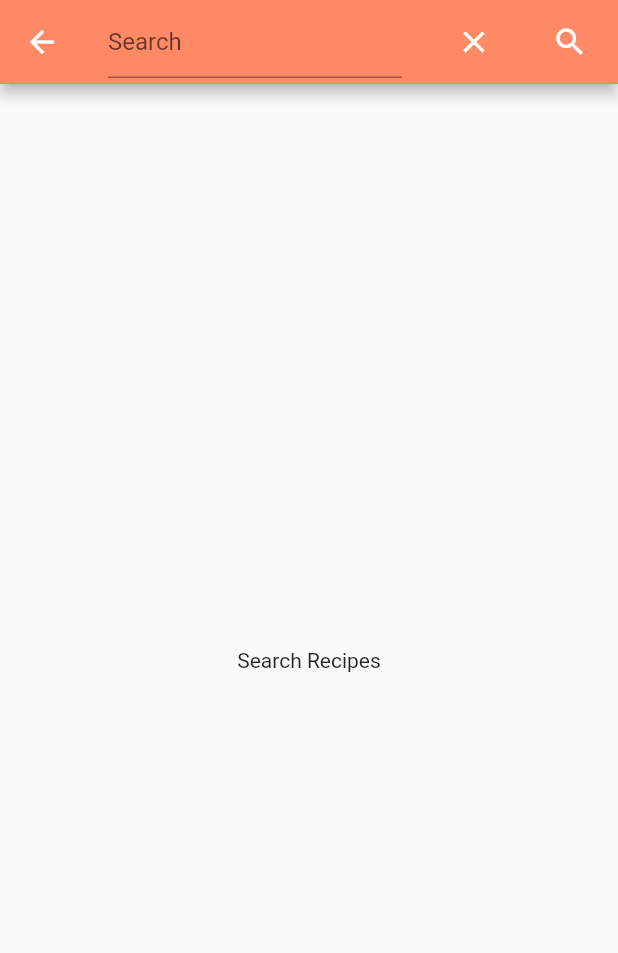
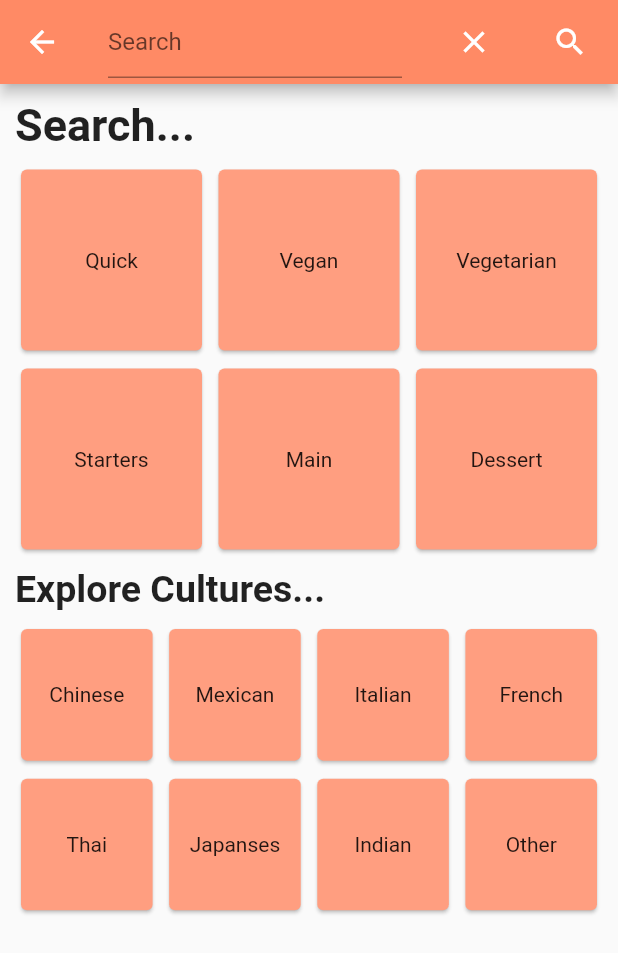
Before and after one commit to christineVoong/recipeapp, a Flutter app: the SearchScreen screen opened by its route, on a phone screen of 412 x 824 dp. Shown: the top 953 px of the screen. Run offline on Flutter 3.47's test engine with Material 2 defaults, Android fonts, the phone set to English and light mode, and no system bars; our stand-ins replace cloud_firestore, email_validator, firebase_auth, firebase_core, get, google_sign_in; accounts and stored records are empty.

Commit message:
search screen

```diff
--- a/lib/Screens/initial_questions.dart
+++ b/lib/Screens/initial_questions.dart
@@ -20,13 +20,16 @@ class _InitialQuestionsState extends State<InitialQuestions> {
   List restriction = ["Vegan", "Vegetarian", "None"];
 
   @override
+  //initialise state
   void initState() {
     super.initState();
+    //calling function
     getCurrentUser();
   }
 
   void getCurrentUser()  {
     try {
+      //gets the current user's email
       final user =  _auth.currentUser;
       if (user != null) {
         loggedInUser = user;
--- a/lib/Screens/search_screen.dart
+++ b/lib/Screens/search_screen.dart
@@ -1,6 +1,7 @@
 import 'package:cloud_firestore/cloud_firestore.dart';
 import 'package:flutter/material.dart';
 import 'package:get/get.dart';
+import 'package:recipeapp/Screens/search_options_screen.dart';
 import 'recipe_screen.dart';
 import '../Functions/DataController.dart';
 
@@ -12,29 +13,31 @@ class SearchScreen extends StatefulWidget {
 }
 
 class _SearchScreenState extends State<SearchScreen> {
+  final firestore = FirebaseFirestore.instance;
   final TextEditingController searchController = TextEditingController();
   QuerySnapshot snapshotData;
   bool isSearched = false;
+  List<String> suggestions = ["Quick", "Vegan", "Vegetarian", "Starters", "Main", "Dessert"];
+  List<String> searchCultures = ["Chinese", "Mexican", "Italian", "French", "Thai", "Japanses", "Indian", "Other"];
 
   @override
   Widget build(BuildContext context) {
-
-    Widget searchedData(){
+    Widget searchedData() {
       return ListView.builder(
           itemCount: snapshotData.docs.length,
-          itemBuilder: (context, index){
+          itemBuilder: (context, index) {
             return Card(
               child: ListTile(
-                onTap: (){
-                  Get.to(RecipeScreen(),
+                onTap: () {
+                  Get.to(
+                    RecipeScreen(),
                     transition: Transition.downToUp,
                     arguments: snapshotData.docs[index],
                   );
                 },
                 leading: CircleAvatar(
-                  backgroundImage: NetworkImage(
-                    snapshotData.docs[index].data()['image']
-                  ),
+                  backgroundImage:
+                      NetworkImage(snapshotData.docs[index].data()['image']),
                 ),
                 title: Text(snapshotData.docs[index].data()['name']),
                 subtitle: Text(snapshotData.docs[index].data()['creator']),
@@ -49,24 +52,27 @@ class _SearchScreenState extends State<SearchScreen> {
         actions: <Widget>[
           GetBuilder<DataController>(
               init: DataController(),
-              builder: (value){
+              builder: (value) {
                 return Padding(
                   padding: const EdgeInsets.all(8.0),
-                  child: IconButton(icon: Icon(Icons.clear), onPressed: (){
+                  child: IconButton(
+                      icon: Icon(Icons.clear),
+                      onPressed: () {
                         setState(() {
                           isSearched = false;
                         });
                       }),
                 );
-              }
-          ),
+              }),
           GetBuilder<DataController>(
               init: DataController(),
-              builder: (value){
+              builder: (value) {
                 return Padding(
                   padding: const EdgeInsets.all(8.0),
-                  child: IconButton(icon: Icon(Icons.search), onPressed: (){
-                    value.queryData(searchController.text).then((value){
+                  child: IconButton(
+                      icon: Icon(Icons.search),
+                      onPressed: () {
+                        value.queryData(searchController.text).then((value) {
                           snapshotData = value;
                           setState(() {
                             isSearched = true;
@@ -74,19 +80,78 @@ class _SearchScreenState extends State<SearchScreen> {
                         });
                       }),
                 );
-              }
-          ),
+              }),
         ],
-        title: TextField(decoration: InputDecoration(
-            hintText: 'Search'),
+        title: TextField(
+          decoration: InputDecoration(hintText: 'Search'),
           controller: searchController,
         ),
       ),
-      body: isSearched ? searchedData() : Container(
-        child: Center(
-          child: Text("Search Recipes")
+      body: isSearched
+          ? searchedData()
+          : SingleChildScrollView(
+              padding: EdgeInsets.all(10),
+              child: Column(
+                crossAxisAlignment: CrossAxisAlignment.start,
+                children: [
+                  Text("Search...",
+                  //textAlign: TextAlign.left,
+                  style: TextStyle(
+                    fontWeight: FontWeight.bold,
+                    fontSize: 30),),
+                  SizedBox(height: 8),
+                  GridView.count(
+                    shrinkWrap: true,
+                    scrollDirection: Axis.vertical,
+                    crossAxisCount: 3,
+                    crossAxisSpacing: 3,
+                    mainAxisSpacing: 4,
+                    children: suggestions.map(
+                          (suggestion) =>
+                              GestureDetector(
+                                onTap: (){
+                                  Get.to(SearchOptionsScreen(),
+                                    transition: Transition.downToUp,
+                                    arguments: suggestion,
+                                  );
+                                },
+                                child: Card(
+                                  color: Colors.deepOrangeAccent[100],
+                                    child: Center(child: Text(suggestion))),
+                              ),
                         )
+                        .toList(),
                   ),
+                  SizedBox(height: 8),
+                  Text("Explore Cultures...",
+                    style: TextStyle(
+                        fontWeight: FontWeight.bold,
+                        fontSize: 25),),
+                  SizedBox(height: 8),
+                  GridView.count(
+                    shrinkWrap: true,
+                    scrollDirection: Axis.vertical,
+                    crossAxisCount: 4,
+                    crossAxisSpacing: 3,
+                    mainAxisSpacing: 4,
+                    children: searchCultures.map(
+                          (culture) =>
+                          GestureDetector(
+                            onTap: (){
+                              Get.to(SearchOptionsScreen(),
+                                transition: Transition.downToUp,
+                                arguments: culture,
+                              );
+                            },
+                            child: Card(
+                                color: Colors.deepOrangeAccent[100],
+                                child: Center(child: Text(culture))),
+                          ),
+                    )
+                        .toList(),
+                  )
+                ],
+              )),
     );
   }
 }
--- a/lib/main.dart
+++ b/lib/main.dart
@@ -1,5 +1,6 @@
 import 'package:flutter/material.dart';
 import 'package:firebase_core/firebase_core.dart';
+import 'package:get/get.dart';
 import 'package:recipeapp/Overview.dart';
 import 'package:recipeapp/Screens/initial_questions.dart';
 import 'package:recipeapp/Screens/search_screen.dart';
@@ -20,7 +21,7 @@ void main() async {
 class RecipeApp extends StatelessWidget{
   @override
   Widget build(BuildContext context) {
-    return MaterialApp(
+    return GetMaterialApp(
         initialRoute: WelcomeScreen.id,
         routes: {
           WelcomeScreen.id: (context) => WelcomeScreen(),
```
Also changed, not shown: lib/Functions/DataController.dart (+32 -6 lines), lib/Screens/home_screen.dart (+11 -9 lines), lib/Screens/recipe_screen.dart (+36 -4 lines), lib/Screens/search_options_screen.dart (added, +83 -0 lines). Lines whose indentation alone changed are shown as unchanged.
